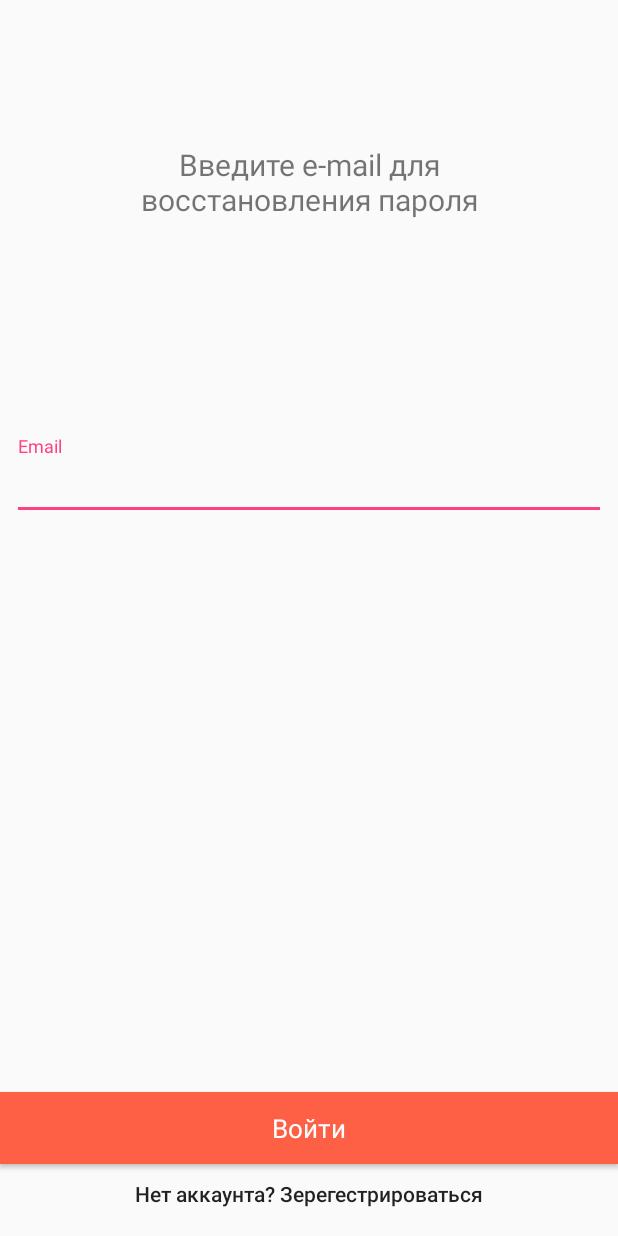
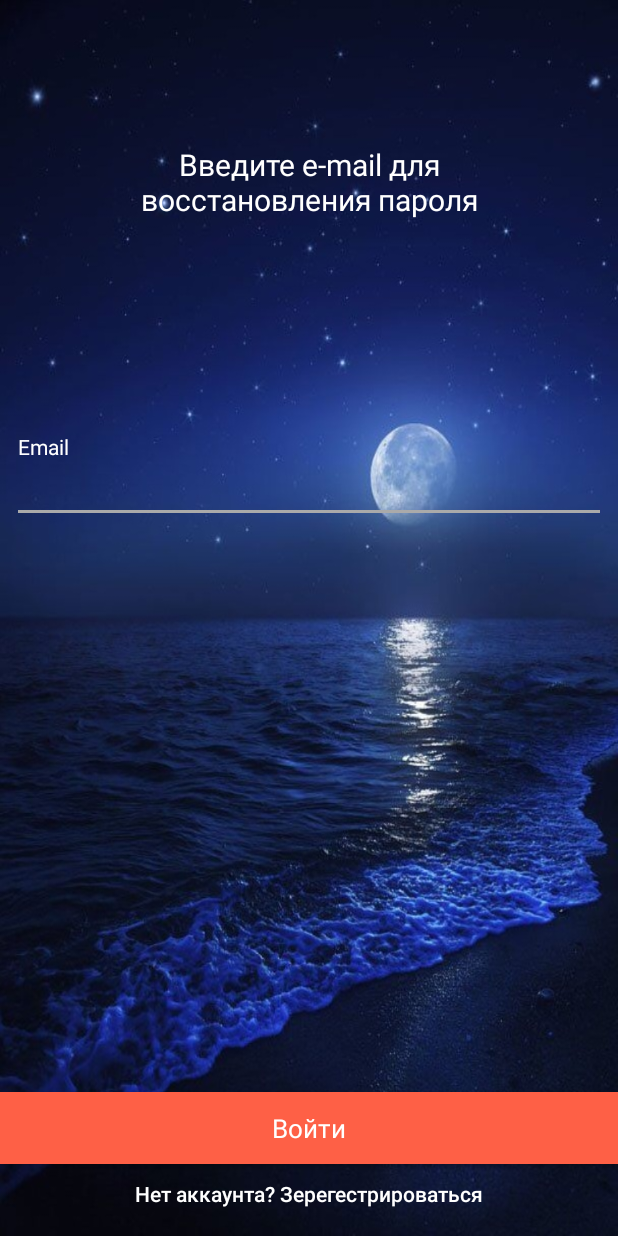
Before and after one commit to GraySoft/KLT2, an Android app: the layout activity_restore_password.xml on its own in the app's theme, with its tools: preview values and no code run, on a phone screen of 412 x 824 dp. Run offline under Robolectric (Android 15) with nearby library versions, the phone set to English and light mode, and no system bars.

Commit message:
All good

```diff
--- a/app/src/main/java/com/karpachoff/klt/presentation/views/activities/MainActivity.java
+++ b/app/src/main/java/com/karpachoff/klt/presentation/views/activities/MainActivity.java
@@ -13,6 +13,6 @@ public class MainActivity extends AppCompatActivity {
         super.onCreate(savedInstanceState);
         setContentView(R.layout.activity_main);
 
-        startActivity(new Intent(this, RegistrationActivity.class));
+        startActivity(new Intent(this, RestorePasswordActivity.class));
     }
 }
--- a/app/src/main/res/layout/activity_restore_password.xml
+++ b/app/src/main/res/layout/activity_restore_password.xml
@@ -4,7 +4,8 @@
     xmlns:app="http://schemas.android.com/apk/res-auto"
     xmlns:tools="http://schemas.android.com/tools"
     android:layout_width="match_parent"
-    android:layout_height="match_parent">
+    android:layout_height="match_parent"
+    android:background="@drawable/beach">
 
     <TextView
         android:id="@+id/tvEmail"
@@ -16,6 +17,7 @@
         android:layout_marginStart="8dp"
         android:layout_marginTop="96dp"
         android:gravity="center"
+        android:textColor="@android:color/white"
         android:text="@string/tvEmail"
         android:textSize="20sp"
         app:layout_constraintEnd_toEndOf="parent"
@@ -25,12 +27,15 @@
     <android.support.design.widget.TextInputLayout
         android:id="@+id/layoutEmail"
         android:layout_width="match_parent"
-        android:layout_height="56dp"
+        android:layout_height="wrap_content"
         android:layout_marginEnd="8dp"
         android:layout_marginLeft="8dp"
         android:layout_marginRight="8dp"
         android:layout_marginStart="8dp"
         android:layout_marginTop="144dp"
+        android:textColorHint="@android:color/white"
+        app:hintTextAppearance="@style/MyHintText"
+        app:errorEnabled="true"
         app:layout_constraintEnd_toEndOf="parent"
         app:layout_constraintHorizontal_bias="0.0"
         app:layout_constraintStart_toStartOf="parent"
@@ -40,7 +45,10 @@
             android:id="@+id/email"
             android:layout_width="match_parent"
             android:layout_height="wrap_content"
-            android:hint="@string/email" />
+            android:inputType="textEmailAddress|textCapSentences"
+            android:hint="@string/email"
+            android:textColor="@android:color/white"
+            android:theme="@style/MyEditText"/>
 
     </android.support.design.widget.TextInputLayout>
 
@@ -68,6 +76,7 @@
         android:layout_marginRight="8dp"
         android:layout_marginStart="8dp"
         android:background="@android:color/transparent"
+        android:textColor="@android:color/white"
         android:text="@string/registration"
         android:textAllCaps="false"
         app:layout_constraintBottom_toBottomOf="parent"
```
Also changed, not shown: app/src/main/java/com/karpachoff/klt/presentation/contract/RestorePasswordContract.java (added, +14 -0 lines), app/src/main/java/com/karpachoff/klt/presentation/presenters/RestorePasswordPresenter.java (added, +22 -0 lines), app/src/main/java/com/karpachoff/klt/presentation/views/activities/RestorePasswordActivity.java (+25 -12 lines).
